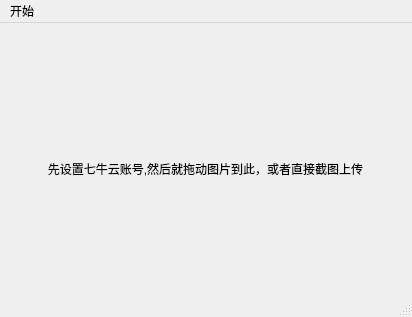
First picture: the form in mainwindow.ui, repository fengwenhua/HuaMarkdownPic, before the edit.
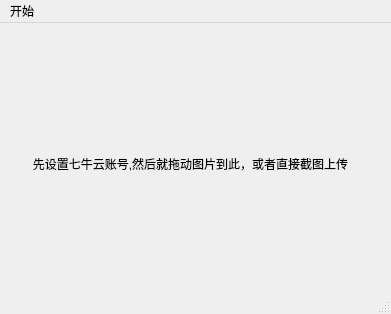
Second picture: the form after the edit.

The edit to the form file:
```diff
--- a/mainwindow.ui
+++ b/mainwindow.ui
@@ -6,8 +6,8 @@
    <rect>
     <x>0</x>
     <y>0</y>
-    <width>412</width>
-    <height>317</height>
+    <width>391</width>
+    <height>314</height>
    </rect>
   </property>
   <property name="acceptDrops">
@@ -22,8 +22,8 @@
      <rect>
       <x>10</x>
       <y>10</y>
-      <width>391</width>
-      <height>271</height>
+      <width>361</width>
+      <height>261</height>
      </rect>
     </property>
     <property name="acceptDrops">
@@ -42,7 +42,7 @@
     <rect>
      <x>0</x>
      <y>0</y>
-     <width>412</width>
+     <width>391</width>
      <height>23</height>
     </rect>
    </property>
```
